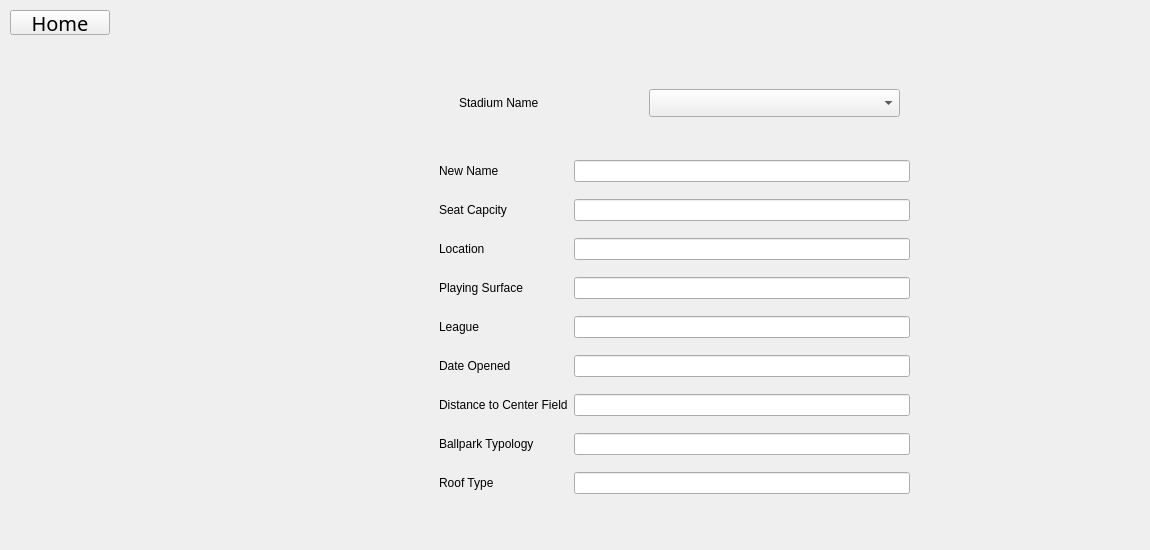
Old version of the form adminoptions.ui in the repository nokk3n-dev/CS1D-Project-2-Baseball.
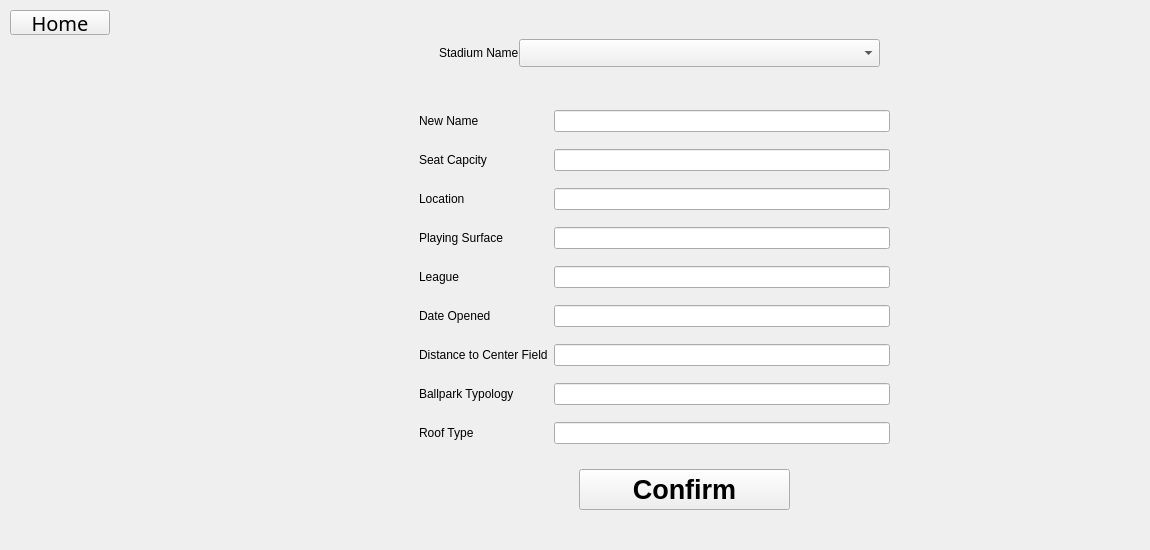
New version of the form. The open tabs and pages were chosen to show the change.

```diff
--- a/adminoptions.ui
+++ b/adminoptions.ui
@@ -189,9 +189,9 @@
     <widget class="QComboBox" name="changeStadComboBox">
      <property name="geometry">
       <rect>
-       <x>650</x>
-       <y>90</y>
-       <width>251</width>
+       <x>520</x>
+       <y>40</y>
+       <width>361</width>
        <height>28</height>
       </rect>
      </property>
@@ -199,8 +199,8 @@
     <widget class="QLabel" name="labelStadName_13">
      <property name="geometry">
       <rect>
-       <x>460</x>
-       <y>90</y>
+       <x>440</x>
+       <y>40</y>
        <width>158</width>
        <height>28</height>
       </rect>
@@ -209,11 +209,11 @@
       <string>Stadium Name</string>
      </property>
     </widget>
-    <widget class="QWidget" name="">
+    <widget class="QWidget" name="layoutWidget">
      <property name="geometry">
       <rect>
-       <x>440</x>
-       <y>150</y>
+       <x>420</x>
+       <y>100</y>
        <width>471</width>
        <height>360</height>
       </rect>
@@ -347,6 +347,25 @@
       </item>
      </layout>
     </widget>
+    <widget class="QPushButton" name="Confirm_Button">
+     <property name="geometry">
+      <rect>
+       <x>580</x>
+       <y>470</y>
+       <width>211</width>
+       <height>41</height>
+      </rect>
+     </property>
+     <property name="font">
+      <font>
+       <pointsize>20</pointsize>
+       <bold>true</bold>
+      </font>
+     </property>
+     <property name="text">
+      <string>Confirm</string>
+     </property>
+    </widget>
    </widget>
    <widget class="QWidget" name="DeleteSouv">
     <widget class="QPushButton" name="AcceptDelete">
```
Left out of the diff: 2 changed lines with no effect on the pictures.
